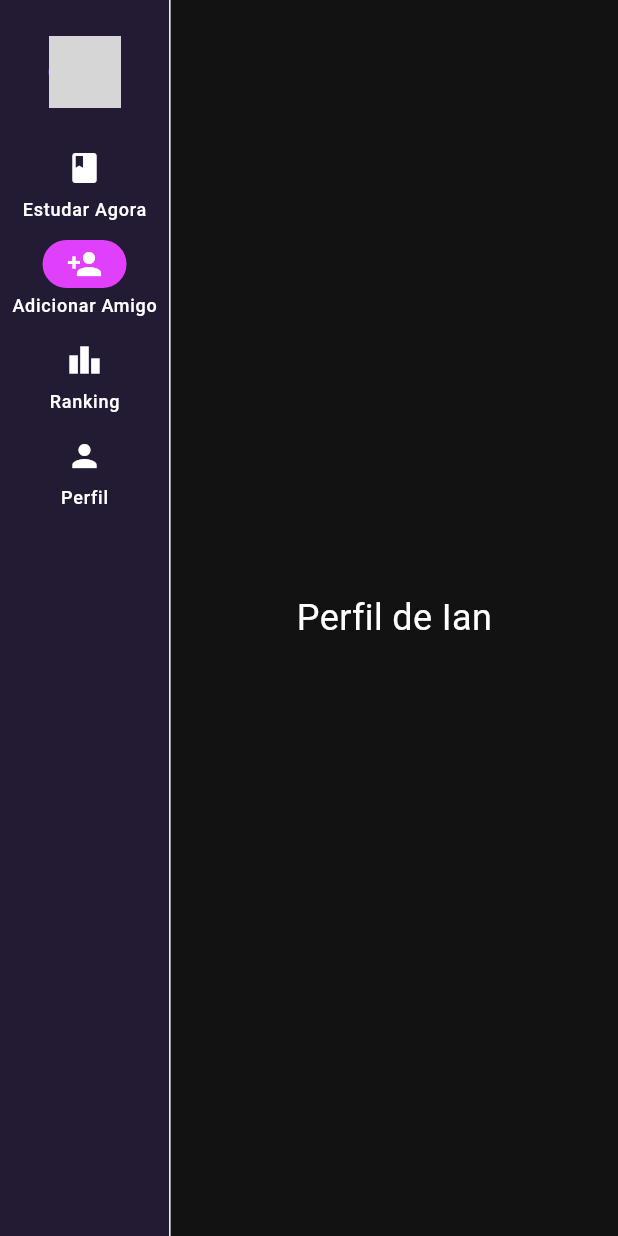
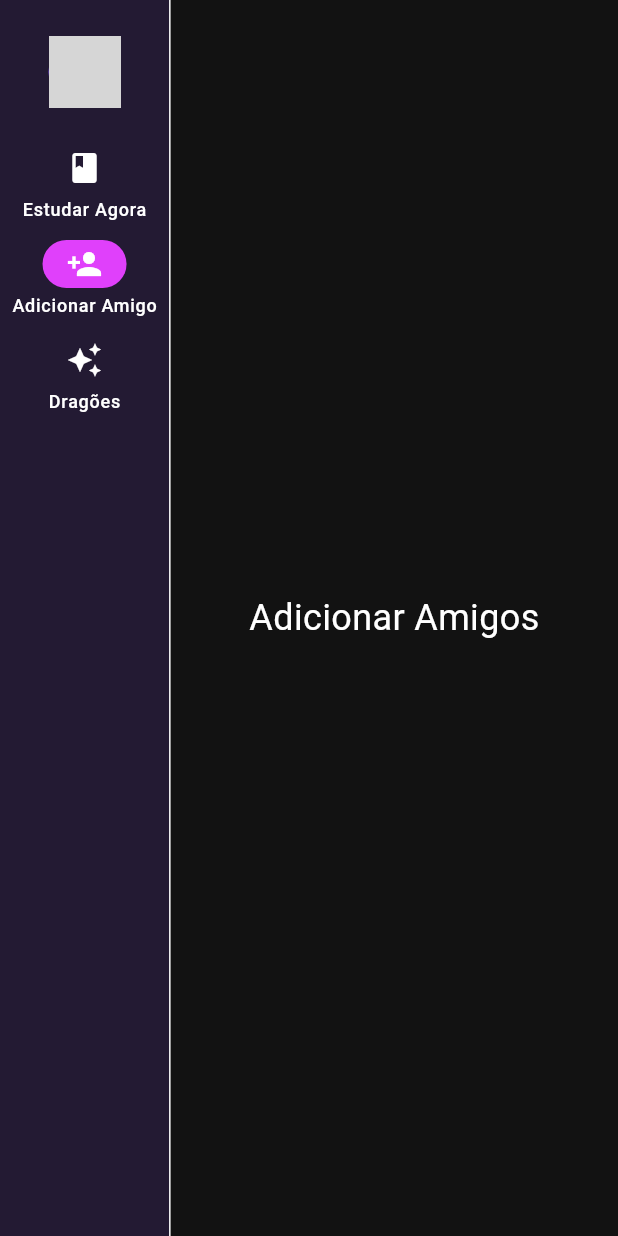
Before and after one commit to OliverMiyarUgarte/MagaluCloudHackaton2025, a Flutter app: the RegisterPage screen opened directly, after a tap on "Cadastrar", after a tap on "Adicionar Amigo", on a phone screen of 412 x 824 dp. Run offline on Flutter 3.47's test engine with Material 3 defaults, Android fonts, the phone set to English and light mode, and no system bars; network calls fail; grey boxes are pictures that could not be loaded.

Commit message:
add profile, add friends e dragons

```diff
--- a/Flutter/lib/main.dart
+++ b/Flutter/lib/main.dart
@@ -1,6 +1,5 @@
 import 'package:flutter/material.dart';
 import 'pages/home_page.dart';
-import 'pages/home_after_login.dart';
 
 void main() {
   runApp(const MyApp());
--- /dev/null
+++ b/Flutter/lib/pages/add_friend_page.dart
@@ -0,0 +1,13 @@
+import 'package:flutter/material.dart';
+
+class AddFriendPage extends StatelessWidget {
+  const AddFriendPage({super.key});
+
+  @override
+  Widget build(BuildContext context) {
+    return Center(
+      child: Text('Adicionar Amigos',
+          style: const TextStyle(color: Colors.white, fontSize: 24)),
+    );
+  }
+}
--- a/Flutter/lib/pages/home_after_login.dart
+++ /dev/null
@@ -1,150 +0,0 @@
-import 'package:flutter/material.dart';
-
-class HomeAfterLoginPage extends StatefulWidget {
-  const HomeAfterLoginPage({super.key});
-
-  @override
-  State<HomeAfterLoginPage> createState() => _HomeAfterLoginPageState();
-}
-
-class _HomeAfterLoginPageState extends State<HomeAfterLoginPage> {
-  int selectedIndex = 0;
-
-  @override
-  Widget build(BuildContext context) {
-    String userName = 'Ian';
-    int dragonLevel = 5;
-    int dragonXP = 120;
-    int dragonMaxXP = 200;
-    int dragonHealth = 80;
-    int streak = 3;
-
-    final pages = [
-      _buildMainPage(userName, dragonLevel, dragonXP, dragonMaxXP, dragonHealth, streak),
-      _buildProfilePage(userName),
-    ];
-
-    return Scaffold(
-      body: Row(
-        children: [
-          NavigationRail(
-            selectedIndex: selectedIndex,
-            onDestinationSelected: (index) => setState(() => selectedIndex = index),
-            backgroundColor: Colors.deepPurple.withOpacity(0.2),
-            labelType: NavigationRailLabelType.all,
-            leading: Padding(
-              padding: const EdgeInsets.symmetric(vertical: 16.0),
-              child: CircleAvatar(
-                radius: 24,
-                backgroundImage: const AssetImage('assets/user_photo.png'), // substitua pelo caminho da sua imagem
-              ),
-            ),
-            destinations: const [
-              NavigationRailDestination(
-                icon: Icon(Icons.book, color: Colors.white),
-                label: Text('Estudar Agora', style: TextStyle(color: Colors.white)),
-              ),
-              NavigationRailDestination(
-                icon: Icon(Icons.person_add, color: Colors.white),
-                label: Text('Adicionar Amigo', style: TextStyle(color: Colors.white)),
-              ),
-              NavigationRailDestination(
-                icon: Icon(Icons.leaderboard, color: Colors.white),
-                label: Text('Ranking', style: TextStyle(color: Colors.white)),
-              ),
-              NavigationRailDestination(
-                icon: Icon(Icons.person, color: Colors.white),
-                label: Text('Perfil', style: TextStyle(color: Colors.white)),
-              ),
-            ],
-          ),
-          const VerticalDivider(thickness: 1, width: 1),
-          Expanded(child: pages[selectedIndex]),
-        ],
-      ),
-    );
-  }
-
-  Widget _buildMainPage(String userName, int dragonLevel, int dragonXP, int dragonMaxXP, int dragonHealth, int streak) {
-    return SingleChildScrollView(
-      padding: const EdgeInsets.all(24),
-      child: Column(
-        children: [
-          SizedBox(
-            height: 180,
-            child: Image.network(
-                'https://i.gifer.com/7VE.gif',
-                fit: BoxFit.contain),
-          ),
-          const SizedBox(height: 24),
-          Card(
-            color: Colors.deepPurpleAccent.withOpacity(0.2),
-            child: Padding(
-              padding: const EdgeInsets.all(16.0),
-              child: Column(
-                children: [
-                  Text('Dragão de $userName',
-                      style: const TextStyle(
-                          fontSize: 20,
-                          fontWeight: FontWeight.bold,
-                          color: Colors.white)),
-                  const SizedBox(height: 16),
-                  _buildMetric('Nível', '$dragonLevel'),
-                  _buildMetric('XP', '$dragonXP / $dragonMaxXP'),
-                  _buildMetric('Saúde', '$dragonHealth%'),
-                  _buildMetric('Streak', '$streak dias'),
-                ],
-              ),
-            ),
-          ),
-          const SizedBox(height: 24),
-          Align(
-            alignment: Alignment.centerLeft,
-            child: Text('Seu Grupo Atual',
-                style: Theme.of(context).textTheme.headlineSmall?.copyWith(
-                      color: Colors.white,
-                      fontWeight: FontWeight.bold,
-                    )),
-          ),
-          const SizedBox(height: 16),
-          _groupCard('Estudantes Supremos', 5),
-        ],
-      ),
-    );
-  }
-
-  Widget _buildProfilePage(String userName) {
-    return Center(
-      child: Text('Perfil de $userName',
-          style: const TextStyle(color: Colors.white, fontSize: 24)),
-    );
-  }
-
-  Widget _buildMetric(String name, String value) {
-    return Padding(
-      padding: const EdgeInsets.symmetric(vertical: 4),
-      child: Row(
-        mainAxisAlignment: MainAxisAlignment.spaceBetween,
-        children: [
-          Text(name, style: const TextStyle(color: Colors.white)),
-          Text(value,
-              style: const TextStyle(
-                  color: Colors.white, fontWeight: FontWeight.bold)),
-        ],
-      ),
-    );
-  }
-
-  Widget _groupCard(String groupName, int members) {
-    return Card(
-      color: Colors.purpleAccent.withOpacity(0.2),
-      child: ListTile(
-        title: Text(groupName, style: const TextStyle(color: Colors.white)),
-        subtitle: Text('$members membros',
-            style: const TextStyle(color: Colors.white70)),
-        trailing: const Icon(Icons.arrow_forward, color: Colors.white),
-        onTap: () {},
-      ),
-    );
-  }
-}
--- /dev/null
+++ b/Flutter/lib/pages/home_after_login_page.dart
@@ -0,0 +1,86 @@
+import 'package:flutter/material.dart';
+import 'main_page.dart';
+import 'profile_page.dart';
+import 'add_friend_page.dart';
+import 'dragons_page.dart';
+
+class HomeAfterLoginPage extends StatefulWidget {
+  const HomeAfterLoginPage({super.key});
+
+  @override
+  State<HomeAfterLoginPage> createState() => _HomeAfterLoginPageState();
+}
+
+class _HomeAfterLoginPageState extends State<HomeAfterLoginPage> {
+  int selectedIndex = 0;
+
+  @override
+  Widget build(BuildContext context) {
+    // Dados do usuário
+    String userName = 'Ian';
+    int dragonLevel = 5;
+    int dragonXP = 120;
+    int dragonMaxXP = 200;
+    int dragonHealth = 80;
+    int streak = 3;
+
+    final pages = [
+      MainPage(
+        userName: userName,
+        dragonLevel: dragonLevel,
+        dragonXP: dragonXP,
+        dragonMaxXP: dragonMaxXP,
+        dragonHealth: dragonHealth,
+        streak: streak,
+      ),
+      const AddFriendPage(),
+      const DragonsPage(),
+    ];
+
+    return Scaffold(
+      body: Row(
+        children: [
+          NavigationRail(
+            selectedIndex: selectedIndex,
+            onDestinationSelected: (index) => setState(() => selectedIndex = index),
+            backgroundColor: Colors.deepPurple.withOpacity(0.2),
+            labelType: NavigationRailLabelType.all,
+            leading: GestureDetector(
+              onTap: () {
+                Navigator.push(
+                  context,
+                  MaterialPageRoute(
+                    builder: (_) => ProfilePage(userName: userName),
+                  ),
+                );
+              },
+              child: Padding(
+                padding: const EdgeInsets.symmetric(vertical: 16.0),
+                child: CircleAvatar(
+                  radius: 24,
+                  backgroundImage: const AssetImage('assets/user_photo.png'),
+                ),
+              ),
+            ),
+            destinations: const [
+              NavigationRailDestination(
+                icon: Icon(Icons.book, color: Colors.white),
+                label: Text('Estudar Agora', style: TextStyle(color: Colors.white)),
+              ),
+              NavigationRailDestination(
+                icon: Icon(Icons.person_add, color: Colors.white),
+                label: Text('Adicionar Amigo', style: TextStyle(color: Colors.white)),
+              ),
+              NavigationRailDestination(
+                icon: Icon(Icons.auto_awesome, color: Colors.white),
+                label: Text('Dragões', style: TextStyle(color: Colors.white)),
+              ),
+            ],
+          ),
+          const VerticalDivider(thickness: 1, width: 1),
+          Expanded(child: pages[selectedIndex]),
+        ],
+      ),
+    );
+  }
+}
--- /dev/null
+++ b/Flutter/lib/pages/main_page.dart
@@ -0,0 +1,98 @@
+import 'package:flutter/material.dart';
+
+class MainPage extends StatelessWidget {
+  final String userName;
+  final int dragonLevel;
+  final int dragonXP;
+  final int dragonMaxXP;
+  final int dragonHealth;
+  final int streak;
+
+  const MainPage({
+    super.key,
+    required this.userName,
+    required this.dragonLevel,
+    required this.dragonXP,
+    required this.dragonMaxXP,
+    required this.dragonHealth,
+    required this.streak,
+  });
+
+  @override
+  Widget build(BuildContext context) {
+    return SingleChildScrollView(
+      padding: const EdgeInsets.all(24),
+      child: Column(
+        children: [
+          SizedBox(
+            height: 180,
+            child: Image.network(
+              'https://i.gifer.com/7VE.gif',
+              fit: BoxFit.contain,
+            ),
+          ),
+          const SizedBox(height: 24),
+          Card(
+            color: Colors.deepPurpleAccent.withOpacity(0.2),
+            child: Padding(
+              padding: const EdgeInsets.all(16.0),
+              child: Column(
+                children: [
+                  Text('Dragão de $userName',
+                      style: const TextStyle(
+                          fontSize: 20,
+                          fontWeight: FontWeight.bold,
+                          color: Colors.white)),
+                  const SizedBox(height: 16),
+                  _buildMetric('Nível', '$dragonLevel'),
+                  _buildMetric('XP', '$dragonXP / $dragonMaxXP'),
+                  _buildMetric('Saúde', '$dragonHealth%'),
+                  _buildMetric('Streak', '$streak dias'),
+                ],
+              ),
+            ),
+          ),
+          const SizedBox(height: 24),
+          Align(
+            alignment: Alignment.centerLeft,
+            child: Text('Seu Grupo Atual',
+                style: Theme.of(context).textTheme.headlineSmall?.copyWith(
+                      color: Colors.white,
+                      fontWeight: FontWeight.bold,
+                    )),
+          ),
+          const SizedBox(height: 16),
+          _groupCard('Estudantes Supremos', 5),
+        ],
+      ),
+    );
+  }
+
+  Widget _buildMetric(String name, String value) {
+    return Padding(
+      padding: const EdgeInsets.symmetric(vertical: 4),
+      child: Row(
+        mainAxisAlignment: MainAxisAlignment.spaceBetween,
+        children: [
+          Text(name, style: const TextStyle(color: Colors.white)),
+          Text(value,
+              style: const TextStyle(
+                  color: Colors.white, fontWeight: FontWeight.bold)),
+        ],
+      ),
+    );
+  }
+
+  Widget _groupCard(String groupName, int members) {
+    return Card(
+      color: Colors.purpleAccent.withOpacity(0.2),
+      child: ListTile(
+        title: Text(groupName, style: const TextStyle(color: Colors.white)),
+        subtitle: Text('$members membros',
+            style: const TextStyle(color: Colors.white70)),
+        trailing: const Icon(Icons.arrow_forward, color: Colors.white),
+        onTap: () {},
+      ),
+    );
+  }
+}
--- a/Flutter/lib/pages/register_page.dart
+++ b/Flutter/lib/pages/register_page.dart
@@ -1,5 +1,5 @@
 import 'package:flutter/material.dart';
-import 'home_after_login.dart';
+import 'home_after_login_page.dart'; // corrigido
 
 class RegisterPage extends StatefulWidget {
   const RegisterPage({super.key});
@@ -13,12 +13,9 @@ class _RegisterPageState extends State<RegisterPage> {
   final TextEditingController _passwordController = TextEditingController();
 
   void _register() {
-    String email = _emailController.text;
-    String password = _passwordController.text;
-
     Navigator.pushReplacement(
       context,
-      MaterialPageRoute(builder: (_) => const HomeAfterLoginPage()),
+      MaterialPageRoute(builder: (_) => HomeAfterLoginPage()), // remove const
     );
   }
 
```
Also changed, not shown: Flutter/lib/pages/dragons_page.dart (added, +13 -0 lines), Flutter/lib/pages/login_page.dart (+2 -5 lines), Flutter/lib/pages/profile_page.dart (added, +28 -0 lines).
